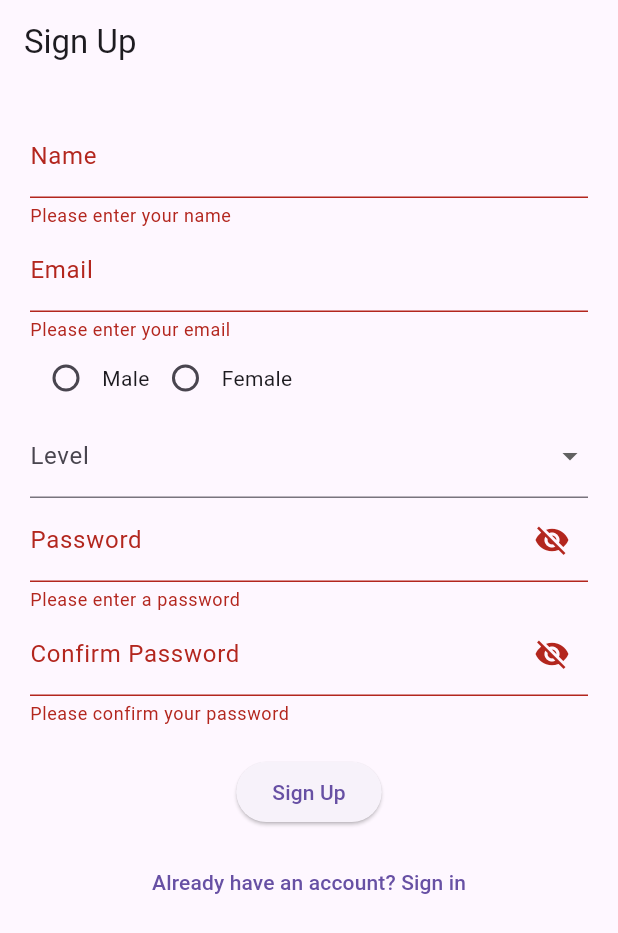
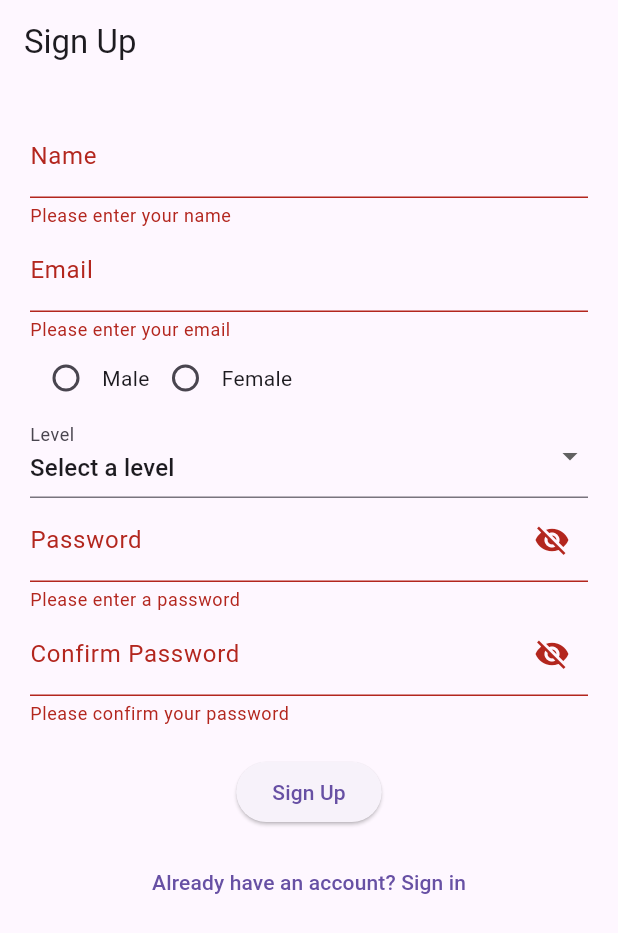
Before and after one commit to Nada126/Restaurants_App, a Flutter app: the screen it shows after launch, after a tap on "Sign Up", on a phone screen of 412 x 824 dp. Shown: the top 933 px of the screen. Run offline on Flutter 3.47's test engine with Material 3 defaults, Android fonts, the phone set to English and light mode, and no system bars; our stand-ins replace flutter_bloc, flutter_map, latlong2, rxdart, shared_preferences; network calls fail.

Commit message:
update signup,map

```diff
--- a/restaurants/lib/sign_up.dart
+++ b/restaurants/lib/sign_up.dart
@@ -37,11 +37,14 @@ class _SignUpScreenState extends State<SignUpScreen> {
   Future<void> _submitForm() async {
     if (_formKey.currentState!.validate()) {
       try {
+        // Set _level to 4 if it is null
+        final level = _level ?? 4;
+
         final response = await signUpUser(
           _nameController.text,
           _gender ?? '',
           _emailController.text,
-          _level ?? 0,
+          level,
           _passwordController.text,
         );
 
@@ -74,7 +77,7 @@ class _SignUpScreenState extends State<SignUpScreen> {
     }
   }
 
-  Future<SignUpResponse> signUpUser(String name, String gender, String email, int level, String password) async {
+  Future<SignUpResponse> signUpUser(String name, String gender, String email, int? level, String password) async {
     final url = Uri.parse('http://www.emaproject.somee.com/api/Student/signup');
 
     final response = await http.post(
@@ -135,10 +138,10 @@ class _SignUpScreenState extends State<SignUpScreen> {
                     if (value == null || value.isEmpty) {
                       return 'Please enter your email';
                     }
-                    // Email validation regex
-                    const emailRegex = r'^[\w-\.]+@([\w-]+\.)+[\w-]{2,4}$';
+                    // Updated email validation regex
+                    const emailRegex = r'^[\w-\.]+@stud\.fci-cu\.edu\.eg$';
                     if (!RegExp(emailRegex).hasMatch(value)) {
-                      return 'Please enter a valid email';
+                      return 'Please enter a valid email ending with @stud.fci-cu.edu.eg';
                     }
                     return null;
                   },
@@ -167,13 +170,13 @@ class _SignUpScreenState extends State<SignUpScreen> {
                     const Text('Female'),
                   ],
                 ),
-                DropdownButtonFormField<int>(
+                DropdownButtonFormField<int?>(
                   value: _level,
                   decoration: const InputDecoration(labelText: 'Level'),
-                  items: [1, 2, 3, 4].map((int value) {
-                    return DropdownMenuItem<int>(
+                  items: [null, 1, 2, 3, 4].map((int? value) {
+                    return DropdownMenuItem<int?>(
                       value: value,
-                      child: Text('Level $value'),
+                      child: value != null ? Text('Level $value') : const Text('Select a level'),
                     );
                   }).toList(),
                   onChanged: (int? value) {
@@ -181,6 +184,7 @@ class _SignUpScreenState extends State<SignUpScreen> {
                       _level = value;
                     });
                   },
+
                 ),
                 TextFormField(
                   controller: _passwordController,
```
Also changed, not shown: restaurants/lib/search_results.dart (+46 -102 lines).
